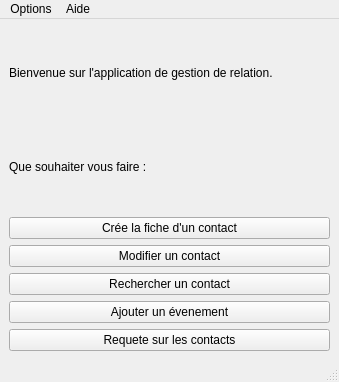
Above: Projet/mainwindow.ui from Dwarron/ProjetCDAA before the change. Below: the same form after it.
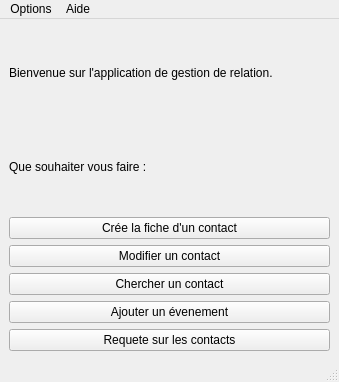
That is the form after the change.

Commit message:
Implémentation fenêtre de recherche contact
Il reste a regarder les dates pour trier un contact + trier par ordre alphabétique ou date de création.
Les premières fenêtres qui n'étaient pas encore fonctionnelle, le sont désormais.

```diff
--- a/Projet/mainwindow.ui
+++ b/Projet/mainwindow.ui
@@ -48,7 +48,7 @@
       <item row="4" column="0">
        <widget class="QPushButton" name="ButtonRechercherContact">
         <property name="text">
-         <string>Rechercher un contact</string>
+         <string>Chercher un contact</string>
         </property>
        </widget>
       </item>
```
The commit also changes 14 other files.
